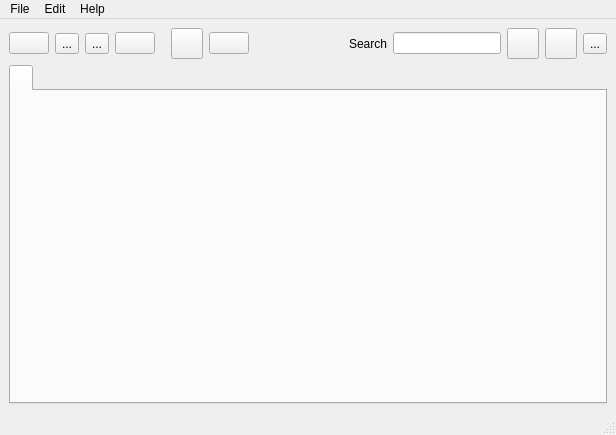
Qt form galacteek/ui/galacteek.ui (pinnaculum/galacteek) before a commit.
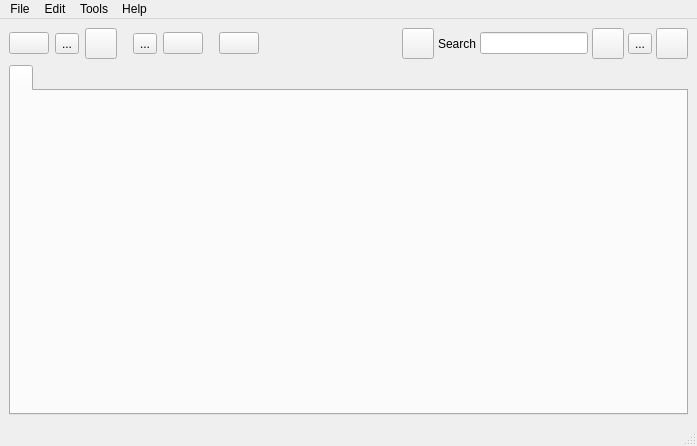
The same form after that commit. Icons and pictures are not drawn.

What changed in the file:
```diff
--- a/galacteek/ui/galacteek.ui
+++ b/galacteek/ui/galacteek.ui
@@ -6,8 +6,8 @@
    <rect>
     <x>0</x>
     <y>0</y>
-    <width>616</width>
-    <height>435</height>
+    <width>697</width>
+    <height>446</height>
    </rect>
   </property>
   <property name="sizePolicy">
@@ -52,27 +52,7 @@
           </property>
          </widget>
         </item>
-        <item alignment="Qt::AlignLeft">
-         <widget class="QToolButton" name="manageKeysButton">
-          <property name="toolTip">
-           <string>&lt;html&gt;&lt;head/&gt;&lt;body&gt;&lt;p&gt;IPFS keys&lt;/p&gt;&lt;/body&gt;&lt;/html&gt;</string>
-          </property>
-          <property name="text">
-           <string>...</string>
-          </property>
-          <property name="icon">
-           <iconset resource="galacteek.qrc">
-            <normaloff>:/share/icons/lock-and-key.png</normaloff>:/share/icons/lock-and-key.png</iconset>
-          </property>
-          <property name="iconSize">
-           <size>
-            <width>24</width>
-            <height>24</height>
-           </size>
-          </property>
-         </widget>
-        </item>
-        <item alignment="Qt::AlignLeft">
+        <item>
          <widget class="QToolButton" name="myFilesButton">
           <property name="toolTip">
            <string>&lt;html&gt;&lt;head/&gt;&lt;body&gt;&lt;p&gt;File Manager&lt;/p&gt;&lt;/body&gt;&lt;/html&gt;</string>
@@ -92,6 +72,62 @@
           </property>
          </widget>
         </item>
+        <item>
+         <widget class="QToolButton" name="mediaPlayerButton">
+          <property name="toolTip">
+           <string>&lt;html&gt;&lt;head/&gt;&lt;body&gt;&lt;p&gt;Media Player&lt;/p&gt;&lt;/body&gt;&lt;/html&gt;</string>
+          </property>
+          <property name="text">
+           <string/>
+          </property>
+          <property name="icon">
+           <iconset resource="galacteek.qrc">
+            <normaloff>:/share/icons/multimedia.png</normaloff>:/share/icons/multimedia.png</iconset>
+          </property>
+          <property name="iconSize">
+           <size>
+            <width>24</width>
+            <height>24</height>
+           </size>
+          </property>
+         </widget>
+        </item>
+        <item>
+         <spacer name="horizontalSpacer_3">
+          <property name="orientation">
+           <enum>Qt::Horizontal</enum>
+          </property>
+          <property name="sizeType">
+           <enum>QSizePolicy::Maximum</enum>
+          </property>
+          <property name="sizeHint" stdset="0">
+           <size>
+            <width>10</width>
+            <height>20</height>
+           </size>
+          </property>
+         </spacer>
+        </item>
+        <item alignment="Qt::AlignLeft">
+         <widget class="QToolButton" name="manageKeysButton">
+          <property name="toolTip">
+           <string>&lt;html&gt;&lt;head/&gt;&lt;body&gt;&lt;p&gt;IPFS keys&lt;/p&gt;&lt;/body&gt;&lt;/html&gt;</string>
+          </property>
+          <property name="text">
+           <string>...</string>
+          </property>
+          <property name="icon">
+           <iconset resource="galacteek.qrc">
+            <normaloff>:/share/icons/lock-and-key.png</normaloff>:/share/icons/lock-and-key.png</iconset>
+          </property>
+          <property name="iconSize">
+           <size>
+            <width>24</width>
+            <height>24</height>
+           </size>
+          </property>
+         </widget>
+        </item>
         <item>
          <widget class="QPushButton" name="hashmarksButton">
           <property name="toolTip">
@@ -128,26 +164,6 @@
           </property>
          </spacer>
         </item>
-        <item>
-         <widget class="QToolButton" name="mediaPlayerButton">
-          <property name="toolTip">
-           <string>&lt;html&gt;&lt;head/&gt;&lt;body&gt;&lt;p&gt;Media Player&lt;/p&gt;&lt;/body&gt;&lt;/html&gt;</string>
-          </property>
-          <property name="text">
-           <string/>
-          </property>
-          <property name="icon">
-           <iconset resource="galacteek.qrc">
-            <normaloff>:/share/icons/multimedia.png</normaloff>:/share/icons/multimedia.png</iconset>
-          </property>
-          <property name="iconSize">
-           <size>
-            <width>24</width>
-            <height>24</height>
-           </size>
-          </property>
-         </widget>
-        </item>
         <item>
          <widget class="QPushButton" name="writeNewDocumentButton">
           <property name="toolTip">
@@ -182,10 +198,66 @@
          </spacer>
         </item>
         <item>
+         <layout class="QHBoxLayout" name="horizontalLayout_4">
+          <property name="spacing">
+           <number>4</number>
+          </property>
+          <item>
+           <layout class="QHBoxLayout" name="hLayoutProfile">
+            <property name="spacing">
+             <number>4</number>
+            </property>
+            <property name="sizeConstraint">
+             <enum>QLayout::SetDefaultConstraint</enum>
+            </property>
+            <item>
+             <widget class="QToolButton" name="profileEditButton">
+              <property name="toolTip">
+               <string>&lt;html&gt;&lt;head/&gt;&lt;body&gt;&lt;p&gt;User Profile&lt;/p&gt;&lt;/body&gt;&lt;/html&gt;</string>
+              </property>
+              <property name="text">
+               <string/>
+              </property>
+              <property name="icon">
+               <iconset resource="galacteek.qrc">
+                <normaloff>:/share/icons/profile-user.png</normaloff>:/share/icons/profile-user.png</iconset>
+              </property>
+              <property name="iconSize">
+               <size>
+                <width>24</width>
+                <height>24</height>
+               </size>
+              </property>
+             </widget>
+            </item>
+           </layout>
+          </item>
+          <item>
          <widget class="QLabel" name="label">
+            <property name="sizePolicy">
+             <sizepolicy hsizetype="Minimum" vsizetype="Preferred">
+              <horstretch>0</horstretch>
+              <verstretch>0</verstretch>
+             </sizepolicy>
+            </property>
           <property name="text">
            <string>Search</string>
           </property>
+            <property name="textFormat">
+             <enum>Qt::PlainText</enum>
+            </property>
+            <property name="alignment">
+             <set>Qt::AlignCenter</set>
+            </property>
+            <property name="wordWrap">
+             <bool>false</bool>
+            </property>
+            <property name="indent">
+             <number>0</number>
+            </property>
+            <property name="textInteractionFlags">
+             <set>Qt::NoTextInteraction</set>
+            </property>
          </widget>
         </item>
         <item>
@@ -225,25 +297,6 @@
          </widget>
         </item>
         <item>
-         <widget class="QToolButton" name="clipboardMultiLoader">
-          <property name="text">
-           <string/>
-          </property>
-          <property name="icon">
-           <iconset resource="galacteek.qrc">
-            <normaloff>:/share/icons/clipboard.png</normaloff>:/share/icons/clipboard.png</iconset>
-          </property>
-          <property name="iconSize">
-           <size>
-            <width>24</width>
-            <height>24</height>
-           </size>
-          </property>
-         </widget>
-        </item>
-        <item>
-         <layout class="QHBoxLayout" name="horizontalLayout_4">
-          <item>
            <widget class="QToolButton" name="pinAllGlobalButton">
             <property name="toolTip">
              <string>&lt;html&gt;&lt;head/&gt;&lt;body&gt;&lt;p&gt;Global automatic pinning (enables automatic pinning for all browsing sessions)&lt;/p&gt;&lt;/body&gt;&lt;/html&gt;</string>
@@ -263,6 +316,23 @@
             </property>
            </widget>
           </item>
+          <item>
+           <widget class="QToolButton" name="clipboardMultiLoader">
+            <property name="text">
+             <string/>
+            </property>
+            <property name="icon">
+             <iconset resource="galacteek.qrc">
+              <normaloff>:/share/icons/clipboard.png</normaloff>:/share/icons/clipboard.png</iconset>
+            </property>
+            <property name="iconSize">
+             <size>
+              <width>24</width>
+              <height>24</height>
+             </size>
+            </property>
+           </widget>
+          </item>
          </layout>
         </item>
        </layout>
@@ -293,7 +363,7 @@
     <rect>
      <x>0</x>
      <y>0</y>
-     <width>616</width>
+     <width>697</width>
      <height>20</height>
     </rect>
    </property>
@@ -324,8 +394,15 @@
     <addaction name="actionAboutGalacteek"/>
     <addaction name="actionDonate"/>
    </widget>
+   <widget class="QMenu" name="menuTools">
+    <property name="title">
+     <string>Tools</string>
+    </property>
+    <addaction name="actionEvent_log"/>
+   </widget>
    <addaction name="menuFile"/>
    <addaction name="menuEdit"/>
+   <addaction name="menuTools"/>
    <addaction name="menuAbout"/>
   </widget>
   <widget class="QStatusBar" name="statusbar"/>
```
Left out of the diff: 5 changed lines with no effect on the pictures. Lines whose indentation alone changed are shown as unchanged.
